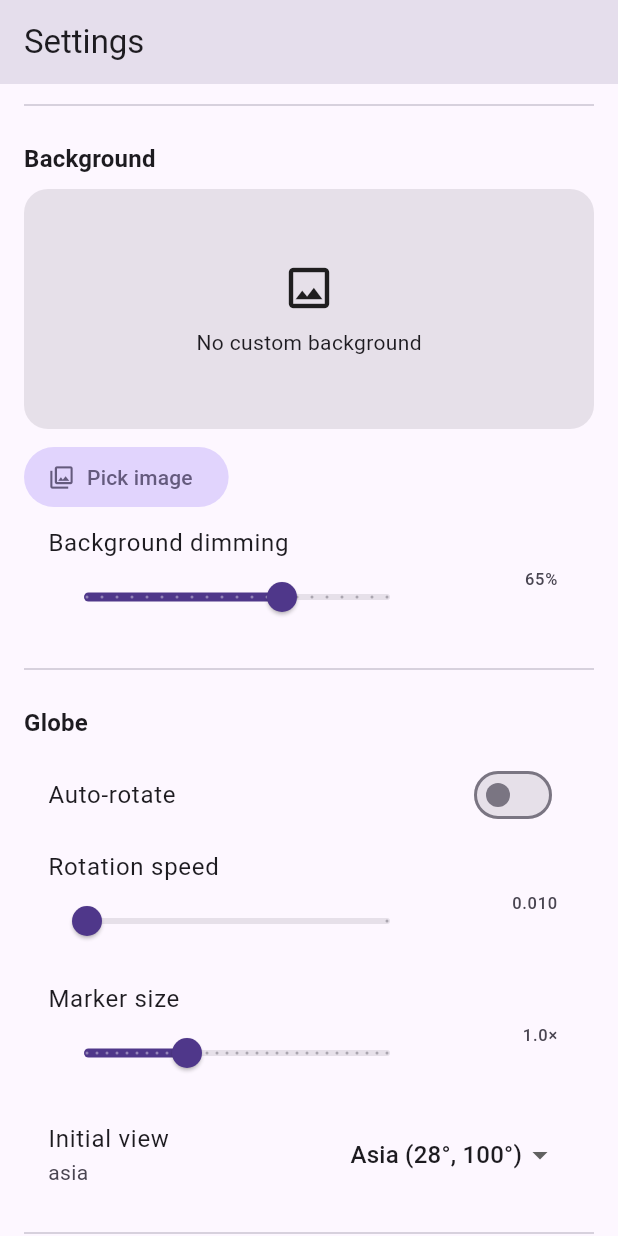
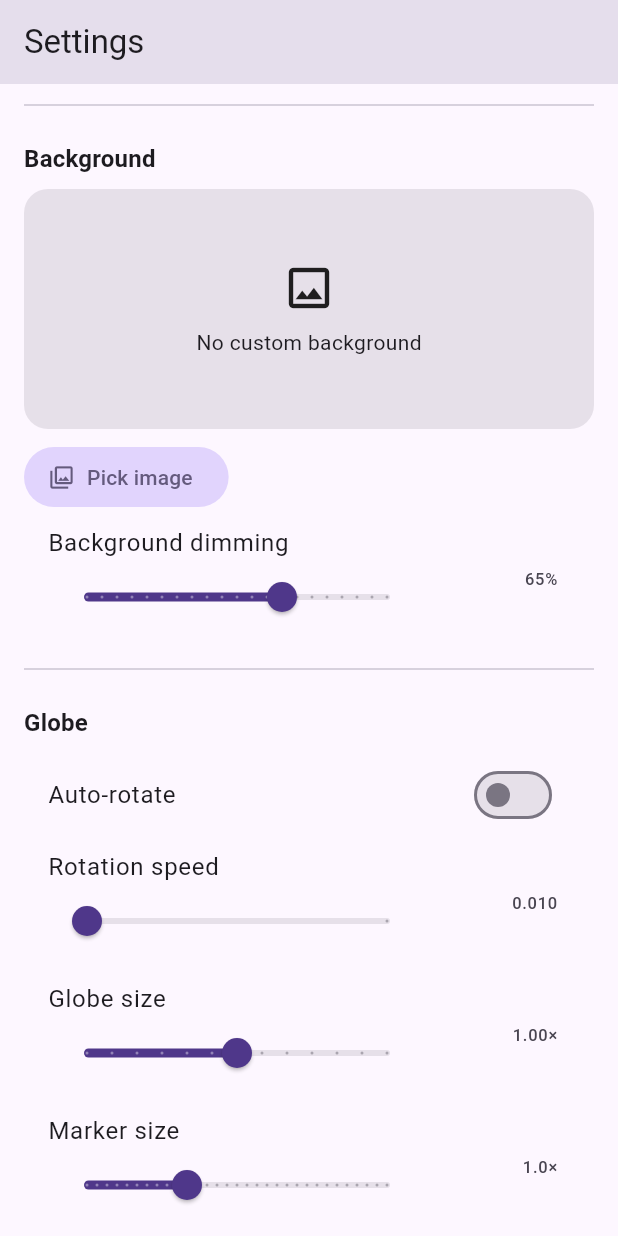
Before and after one commit to lagrange-a1/ayatsuri, a Flutter app: the SettingsPage screen opened directly with empty values, scrolled down 576 dp, on a phone screen of 412 x 824 dp. Run offline on Flutter 3.47's test engine with Material 3 defaults, Android fonts, the phone set to English and light mode, and no system bars; our stand-ins replace dio, file_picker, flutter_dotenv, shared_preferences; missing offline and left inert: flutter_earth_globe, re_highlight; accounts and stored records are empty; network calls fail.

Commit message:
globe scale setting, marker size fix, initial view on settings load
- markerScale now applies quadratically (was linear, few px on screen)
- add globeScale setting (0.7-1.3) and raise base radius factor
  0.4 -> 0.45; phone-width web screenshot shows ~65% width globe
- apply initial view when settings finish loading (globe previously
  stayed on rotation-0 Europe view on fresh starts)

```diff
--- a/lib/l10n/app_en.arb
+++ b/lib/l10n/app_en.arb
@@ -135,5 +135,6 @@
   "language": "Language",
   "languageSystem": "Follow system",
   "languageZh": "简体中文",
-  "languageEn": "English"
+  "languageEn": "English",
+  "globeScale": "Globe size"
 }
--- a/lib/l10n/app_localizations.dart
+++ b/lib/l10n/app_localizations.dart
@@ -523,6 +523,12 @@ abstract class AppLocalizations {
   /// In en, this message translates to:
   /// **'English'**
   String get languageEn;
+
+  /// No description provided for @globeScale.
+  ///
+  /// In en, this message translates to:
+  /// **'Globe size'**
+  String get globeScale;
 }
 
 class _AppLocalizationsDelegate
--- a/lib/l10n/app_localizations_en.dart
+++ b/lib/l10n/app_localizations_en.dart
@@ -236,4 +236,7 @@ class AppLocalizationsEn extends AppLocalizations {
 
   @override
   String get languageEn => 'English';
+
+  @override
+  String get globeScale => 'Globe size';
 }
--- a/lib/l10n/app_localizations_zh.dart
+++ b/lib/l10n/app_localizations_zh.dart
@@ -236,4 +236,7 @@ class AppLocalizationsZh extends AppLocalizations {
 
   @override
   String get languageEn => 'English';
+
+  @override
+  String get globeScale => '地球大小';
 }
--- a/lib/l10n/app_zh.arb
+++ b/lib/l10n/app_zh.arb
@@ -135,5 +135,6 @@
   "language": "语言",
   "languageSystem": "跟随系统",
   "languageZh": "简体中文",
-  "languageEn": "English"
+  "languageEn": "English",
+  "globeScale": "地球大小"
 }
--- a/lib/settings/app_settings.dart
+++ b/lib/settings/app_settings.dart
@@ -55,6 +55,7 @@ class AppSettings {
     this.autoRotate = false,
     this.rotationSpeed = 0.01,
     this.markerScale = 1.0,
+    this.globeScale = 1.0,
     this.initialView = InitialView.asia,
     this.customLat = 28,
     this.customLng = 100,
@@ -78,6 +79,7 @@ class AppSettings {
   final bool autoRotate;
   final double rotationSpeed;
   final double markerScale;
+  final double globeScale;
   final InitialView initialView;
   final double customLat;
   final double customLng;
@@ -113,6 +115,7 @@ class AppSettings {
     bool? autoRotate,
     double? rotationSpeed,
     double? markerScale,
+    double? globeScale,
     InitialView? initialView,
     double? customLat,
     double? customLng,
@@ -138,6 +141,7 @@ class AppSettings {
       autoRotate: autoRotate ?? this.autoRotate,
       rotationSpeed: rotationSpeed ?? this.rotationSpeed,
       markerScale: markerScale ?? this.markerScale,
+      globeScale: globeScale ?? this.globeScale,
       initialView: initialView ?? this.initialView,
       customLat: customLat ?? this.customLat,
       customLng: customLng ?? this.customLng,
@@ -162,6 +166,7 @@ class AppSettings {
     'autoRotate': autoRotate,
     'rotSpeed': rotationSpeed,
     'markerScale': markerScale,
+    'globeScale': globeScale,
     'initialView': initialView.name,
     'customLat': customLat,
     'customLng': customLng,
@@ -200,6 +205,7 @@ class AppSettings {
         return (raw > 0.05 ? raw * 0.05 : raw).clamp(0.002, 0.05);
       }(),
       markerScale: numOf(j['markerScale'], 1.0).clamp(0.5, 2.0),
+      globeScale: numOf(j['globeScale'], 1.0).clamp(0.7, 1.3),
       initialView: enumOf(
         InitialView.values,
         j['initialView'],
--- a/lib/settings/settings_page.dart
+++ b/lib/settings/settings_page.dart
@@ -212,6 +212,15 @@ class SettingsPage extends StatelessWidget {
               ),
               _sliderTile(
                 context,
+                l10n.globeScale,
+                s.globeScale,
+                0.7,
+                1.3,
+                (v) => set(s.copyWith(globeScale: v)),
+                '${s.globeScale.toStringAsFixed(2)}×',
+              ),
+              _sliderTile(
+                context,
                 l10n.markerSize,
                 s.markerScale,
                 0.5,
```
Also changed, not shown: lib/views/globe_map_page.dart (+16 -1 lines).
